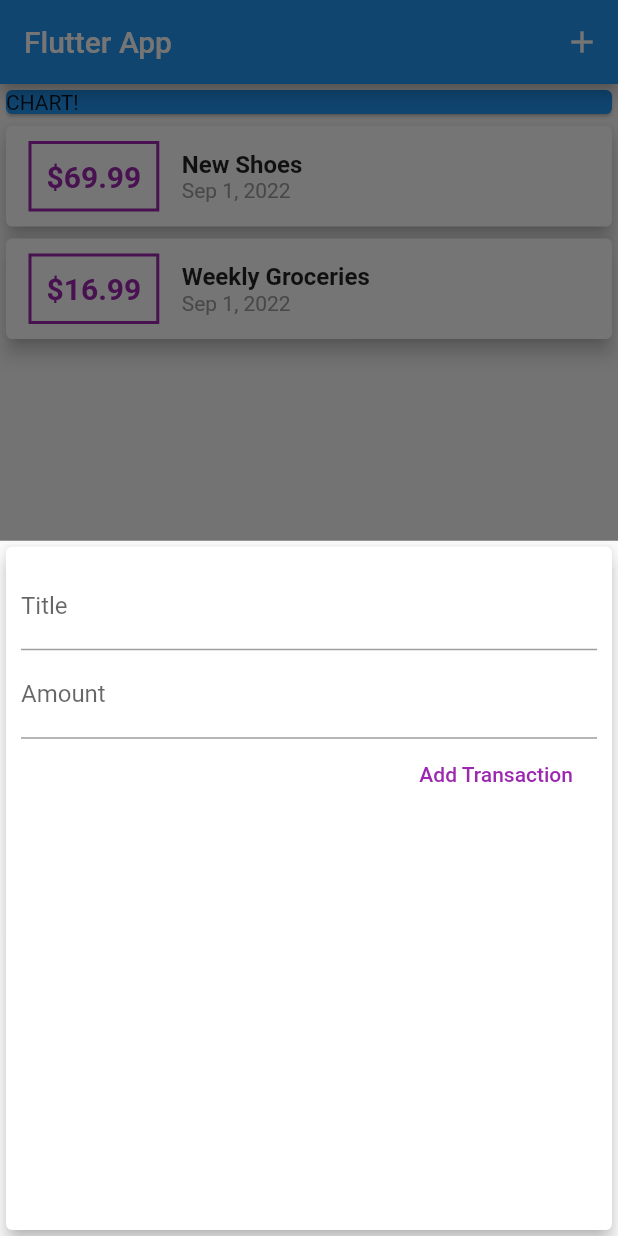
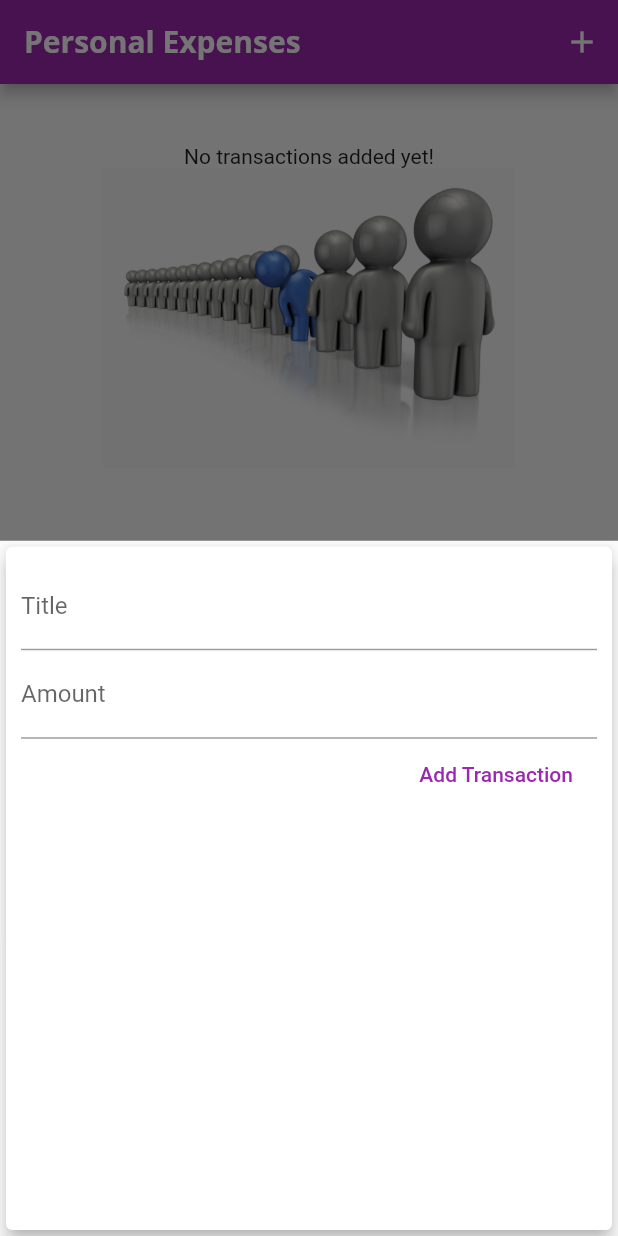
Before and after one commit to 1-MuhammadAli/Personal_Expenses_Tracker, a Flutter app: the screen it shows after launch, after a tap on the "add" icon, on a phone screen of 412 x 824 dp. Run offline on Flutter 3.47's test engine with Material 2 defaults, Android fonts, the phone set to English and light mode, and no system bars.

Commit message:
complete personal expenses tracker app

```diff
--- a/lib/main.dart
+++ b/lib/main.dart
@@ -1,6 +1,7 @@
 import 'package:flutter/material.dart';
 import 'package:personal_expenses_tracker/transaction.dart';
 import 'package:intl/intl.dart';
+import 'package:personal_expenses_tracker/widgets/chart.dart';
 import 'package:personal_expenses_tracker/widgets/new_transaction.dart';
 import 'package:personal_expenses_tracker/widgets/transaction_list.dart';
 //import 'package:personal_expenses_tracker/widgets/user_transaction.dart';
@@ -17,6 +18,37 @@ class MyApp extends StatelessWidget {
   @override
   Widget build(BuildContext context) {
     return MaterialApp(
+      //title: "Personal Expenses",
+      theme: ThemeData(
+        primarySwatch: Colors.purple,
+        accentColor: Colors.amber,
+        fontFamily: 'Quicksand',
+        textTheme: ThemeData.light().textTheme.copyWith(
+              headline6: TextStyle(
+                color: Colors.white,
+                fontFamily: 'OpenSans',
+                fontSize: 18.0,
+                fontWeight: FontWeight.bold,
+              ),
+            ),
+          appBarTheme: AppBarTheme(
+              titleTextStyle: TextStyle(
+                  fontFamily: 'OpenSans',
+                  fontSize: 20,
+                  fontWeight: FontWeight.bold
+              )
+          )
+      //     appBarTheme: AppBarTheme(
+      //       textTheme: ThemeData.light().textTheme.copyWith(
+      //         headline6: TextStyle(
+      //           color: Colors.white,
+      //           fontFamily: 'OpenSans',
+      //           fontSize: 20.0,
+      //           fontWeight: FontWeight.bold,
+      //         ),
+      //       ),
+      // ),
+      ),
       debugShowCheckedModeBanner: false,
       home: MyHomePage(),
     );
@@ -35,9 +67,21 @@ class MyHomePage extends StatefulWidget {
 class _MyHomePageState extends State<MyHomePage> {
 
   final List<Transaction> _userTransaction =[
-    Transaction(id: 't1',title: 'New Shoes',amount: 69.99,date: DateTime.now(),),
-    Transaction(id: 't2',title: 'Weekly Groceries',amount: 16.99,date: DateTime.now(),),
+    // Transaction(id: 't1',title: 'New Shoes',amount: 69.99,date: DateTime.now(),),
+    // Transaction(id: 't2',title: 'Weekly Groceries',amount: 16.99,date: DateTime.now(),),
   ];
+
+  List<Transaction> get _recentTransactions{
+    return _userTransaction.where((tx){
+      return tx.date.isAfter(
+        DateTime.now().subtract(
+            Duration(days: 7),
+        ),
+      );
+
+    }).toList();
+  }
+
   void _addNewTransaction(String txTitle, double txAmount){
     final newTx=Transaction(title: txTitle,amount: txAmount,date: DateTime.now(),id:DateTime.now().toString());
 
@@ -63,7 +107,9 @@ class _MyHomePageState extends State<MyHomePage> {
     return SafeArea(
       child: Scaffold(
         appBar: AppBar(
-          title: Text("Flutter App"),
+          title: Text("Personal Expenses",
+            //style: Theme.of(context).textTheme.headline6,
+          ),
           actions: [
             IconButton(
               onPressed: () => _startAddNewTransaction(context),
@@ -76,13 +122,7 @@ class _MyHomePageState extends State<MyHomePage> {
             //mainAxisAlignment: MainAxisAlignment.spaceAround,
             crossAxisAlignment: CrossAxisAlignment.stretch,
             children: [
-              Container(
-                width: double.infinity,
-                child: Card(
-                  color: Colors.blue,
-                  child: Text("CHART!"),
-                ),
-              ),
+             Chart(_recentTransactions),
              TransactionList(_userTransaction),
             ],
           ),
--- /dev/null
+++ b/lib/widgets/chart.dart
@@ -0,0 +1,41 @@
+import 'package:flutter/material.dart';
+import 'package:intl/intl.dart';
+import 'package:personal_expenses_tracker/transaction.dart';
+
+class Chart extends StatelessWidget {
+final List<Transaction> recentTransactions;
+Chart(this.recentTransactions);
+
+List<Map<String,Object>> get groupedTransactionValues{
+  return List.generate(7, (index) {
+    final weekDay=DateTime.now().subtract(Duration(days: index),);
+    var totalSum=0.0;
+
+    for(var i=0;i<recentTransactions.length;i++){
+      if(recentTransactions[i].date.day==weekDay.day &&
+          recentTransactions[i].date.month == weekDay.month &&
+          recentTransactions[i].date.year==weekDay.year){
+        totalSum +=recentTransactions[i].amount;
+      }
+    }
+    print(DateFormat.E().format(weekDay));
+    print(totalSum);
+
+    return {'day': DateFormat.E().format(weekDay),'amount':totalSum};
+  });
+}
+
+  @override
+  Widget build(BuildContext context) {
+  print(groupedTransactionValues);
+    return Card(
+      elevation: 6,
+      margin: EdgeInsets.all(20.0),
+      child: Row(
+        children: [
+
+        ],
+      ),
+    );
+  }
+}
--- a/lib/widgets/new_transaction.dart
+++ b/lib/widgets/new_transaction.dart
@@ -1,10 +1,18 @@
 import 'package:flutter/material.dart';
 import 'package:personal_expenses_tracker/widgets/transaction_list.dart';
-class NewTransaction extends StatelessWidget {
+class NewTransaction extends StatefulWidget {
    final Function addTx;
+
+  NewTransaction(this.addTx);
+
+  @override
+  State<NewTransaction> createState() => _NewTransactionState();
+}
+
+class _NewTransactionState extends State<NewTransaction> {
   final titleContoller=TextEditingController();
+
   final amountController=TextEditingController();
-  NewTransaction(this.addTx);
 
   void submitData(){
     final enteredTitle=titleContoller.text;
@@ -13,7 +21,12 @@ class NewTransaction extends StatelessWidget {
     if(enteredTitle.isEmpty || enteredAmount<=0){
       return;
     }
-    addTx(titleContoller.text,double.parse(amountController.text));
+    widget.addTx(
+      enteredTitle,
+    enteredAmount,
+     );
+
+    Navigator.of(context).pop();
   }
 
   @override
--- a/lib/widgets/transaction_list.dart
+++ b/lib/widgets/transaction_list.dart
@@ -11,7 +11,15 @@ class TransactionList extends StatelessWidget {
     return  Container(
      // height: 479,
       height: 300,
-      child: ListView.builder(
+      child: transaction.isEmpty ? Column(children: [
+        Text("No transactions added yet!",
+        //style: Theme.of(context).textTheme.headline6,
+        ),
+        Container(
+          height: 200,
+            child: Image.asset('images/waiting.png',fit: BoxFit.cover,)
+        ),
+      ],):ListView.builder(
         itemBuilder: (context, index) {
           return Card(
             elevation: 5,
@@ -24,7 +32,7 @@ class TransactionList extends StatelessWidget {
                     ),
                     decoration: BoxDecoration(
                       border: Border.all(
-                        color: Colors.purple,
+                        color: Theme.of(context).primaryColor,
                         width: 2,
                       ),
                     ),
@@ -33,7 +41,7 @@ class TransactionList extends StatelessWidget {
                       style: TextStyle(
                         fontWeight: FontWeight.bold,
                         fontSize: 20,
-                        color: Colors.purple,
+                        color: Theme.of(context).primaryColor,
                       ),
                     )
                 ),
```
Also changed, not shown: pubspec.yaml (+13 -14 lines), assets/fonts/OpenSans-Bold.ttf (added), assets/fonts/OpenSans-Regular.ttf (added), assets/fonts/Quicksand-Bold.ttf (added), assets/fonts/Quicksand-Light.ttf (added), assets/fonts/Quicksand-Medium.ttf (added), assets/fonts/Quicksand-Regular.ttf (added), images/waiting.png (added).
